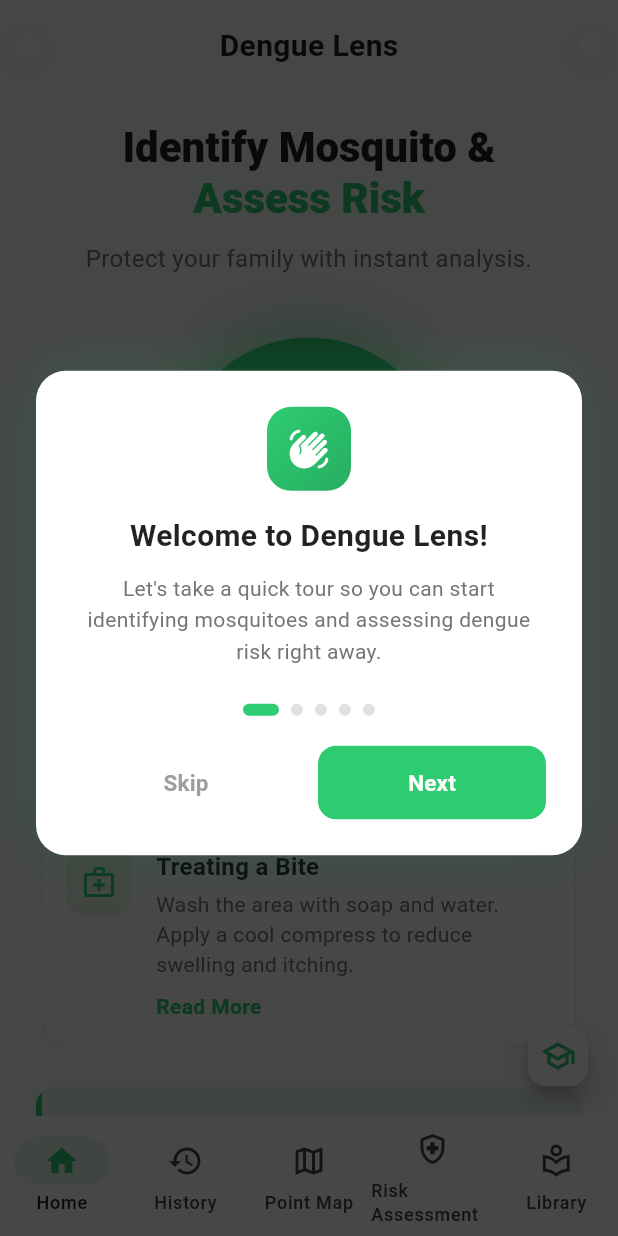
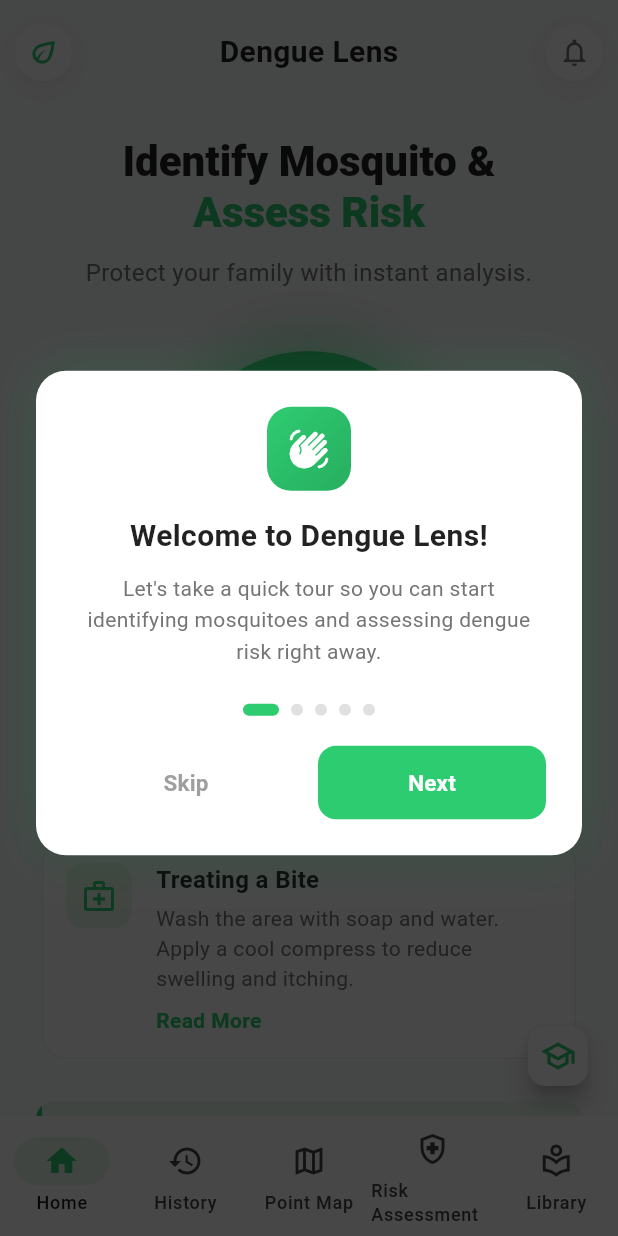
Before and after one commit to pilingdev/DengueLens, a Flutter app: the screen it shows after launch, on a phone screen of 412 x 824 dp. Run offline on Flutter 3.47's test engine with Material 3 defaults, Android fonts, the phone set to English and light mode, and no system bars; our stand-ins replace cloud_firestore, connectivity_plus, file_picker, firebase_auth, firebase_core, flutter_map and 6 more; missing offline and left inert: tflite_flutter; accounts and stored records are empty; network calls fail; statements that could not run were skipped.

```diff
--- a/DengueLens_Updated/DengueLens/lib/Screens/dengue_lens_home.dart
+++ b/DengueLens_Updated/DengueLens/lib/Screens/dengue_lens_home.dart
@@ -91,7 +91,9 @@ class _DengueLensHomeState extends State<DengueLensHome> {
   }
 
   /// Best detection box for overlay (matches [PredictionResult.displayName] priority).
-  Rect? _primaryBoundingBox(PredictionResult prediction) {
+  /// Returns the primary bounding box for the most confident dengue detection.
+/// Returns null if there are no detections.
+Rect? _primaryBoundingBox(PredictionResult prediction) {
     final detections = prediction.detections;
     if (detections.isEmpty) return null;
     final vectors = detections.where((d) => d.isDengueVector).toList();
@@ -104,6 +106,10 @@ class _DengueLensHomeState extends State<DengueLensHome> {
     return sorted.first.boundingBox;
   }
 
+  /// Handles image selection from the device gallery.
+  /// Validates supported file extensions, updates UI state to show a processing overlay,
+  /// runs the TFLite model for prediction, and navigates to the result screen.
+  /// Errors are shown via SnackBar.
   Future<void> _pickImageFromGallery() async {
     if (_isProcessing) return;
     try {
@@ -399,7 +405,7 @@ class _DengueLensHomeState extends State<DengueLensHome> {
         if (_isProcessing)
           Positioned.fill(
             child: Container(
-              color: Colors.black.withValues(alpha: 0.65),
+              color: Colors.black.withOpacity(0.65),
               child: Column(
                 mainAxisAlignment: MainAxisAlignment.center,
                 children: [
@@ -441,7 +447,7 @@ class _DengueLensHomeState extends State<DengueLensHome> {
                   Text(
                     'Running two-stage detection',
                     style: TextStyle(
-                      color: Colors.white.withValues(alpha: 0.65),
+                      color: Colors.white.withOpacity(0.65),
                       fontSize: 13,
                       fontWeight: FontWeight.w400,
                       decoration: TextDecoration.none,
@@ -491,6 +497,11 @@ class HomeHeader extends StatelessWidget {
                 ),
               ],
             ),
+            child: const Icon(
+              Icons.eco_outlined,
+              color: Color(0xFF2ECC71),
+              size: 22,
+            ),
           ),
           const Text(
             'Dengue Lens',
@@ -512,6 +523,11 @@ class HomeHeader extends StatelessWidget {
                   offset: const Offset(0, 4),
                 ),
               ],
+            ),
+            child: const Icon(
+              Icons.notifications_outlined,
+              color: Colors.black54,
+              size: 22,
             ),
           ),
         ],
--- a/DengueLens_Updated/DengueLens/lib/services/sighting_feed_service.dart
+++ b/DengueLens_Updated/DengueLens/lib/services/sighting_feed_service.dart
@@ -4,6 +4,7 @@ import 'package:latlong2/latlong.dart';
 import '../models/sighting_model.dart';
 import 'package:firebase_auth/firebase_auth.dart';
 
+/// Service providing real‑time dengue vector sighting streams from Firestore.
 class SightingFeedService {
   static final SightingFeedService _instance = SightingFeedService._internal();
   factory SightingFeedService() => _instance;
--- a/DengueLens_Updated/DengueLens/lib/services/tflite_service.dart
+++ b/DengueLens_Updated/DengueLens/lib/services/tflite_service.dart
@@ -37,6 +37,8 @@ class TfliteService {
   //Initialisation
 
   ///Load the models and label lists from Flutter assets.
+  /// Initializes the TFLite interpreters and loads model assets.
+  /// Should be called once during app startup before any predictions.
   Future<void> init() async {
     if (_initialized) return;
 
```
Also changed, not shown: DengueLens_Updated/DengueLens/lib/services/connectivity_service.dart (+9 -1 lines).
